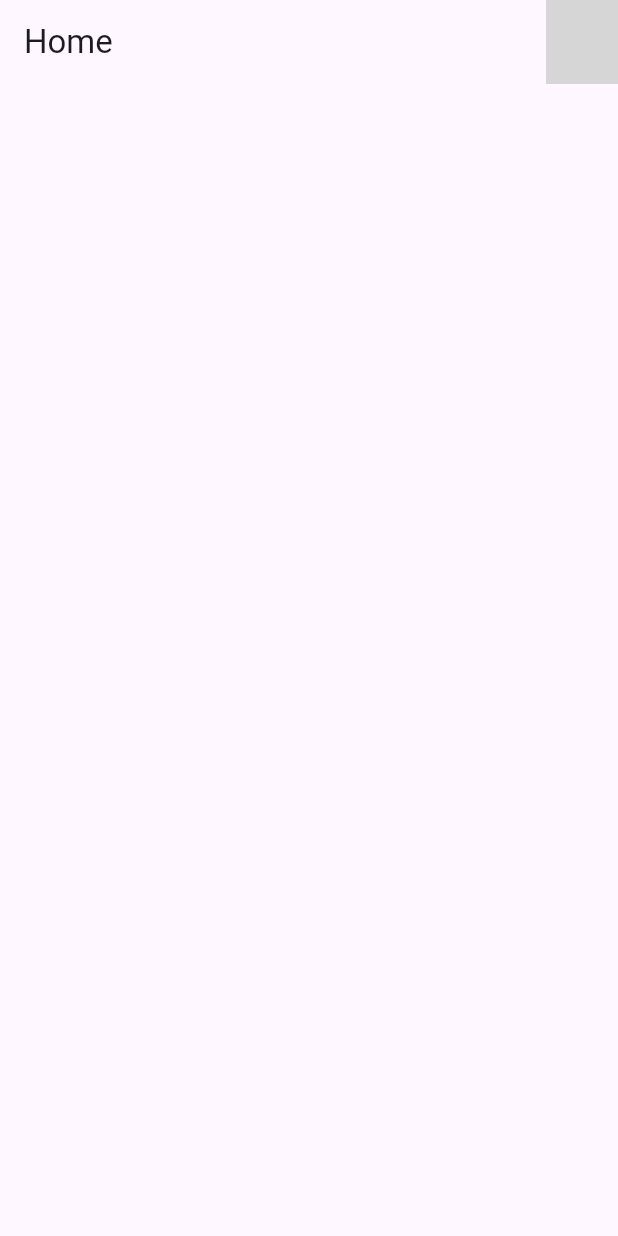
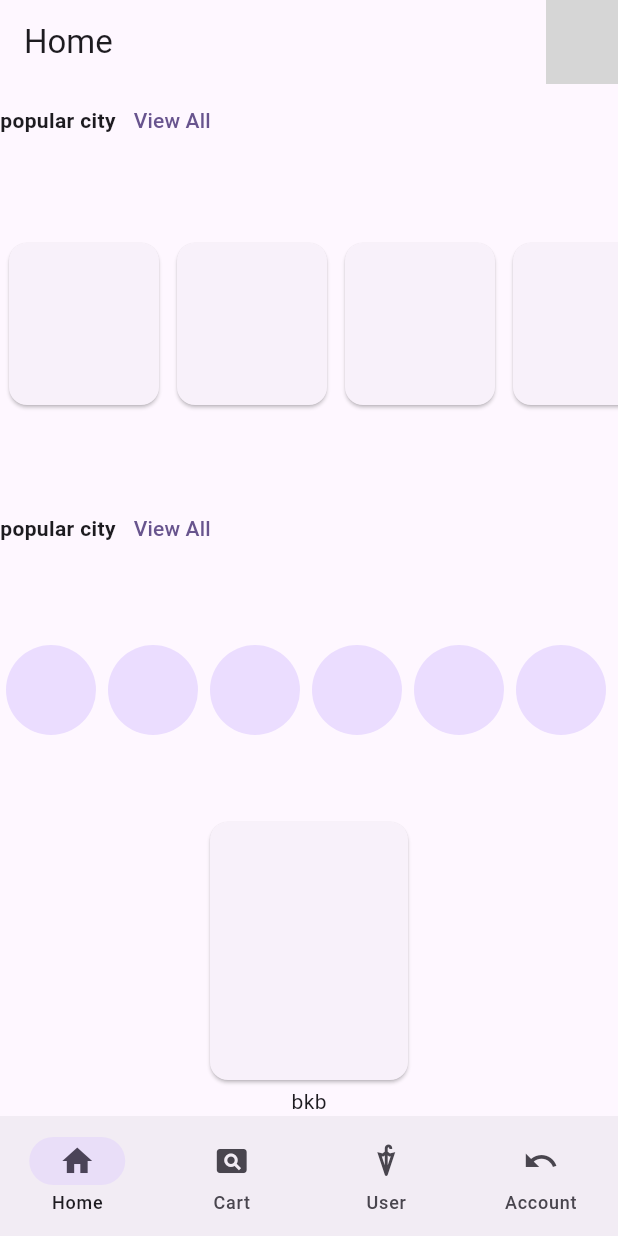
Before and after one commit to birdpakornpong/flutter-learn, a Flutter app: the screen it shows once a user with an empty profile is signed in, on a phone screen of 412 x 824 dp. Run offline on Flutter 3.47's test engine with Material 2 defaults, Android fonts, the phone set to English and light mode, and no system bars; our stand-ins replace cloud_firestore, firebase_auth, firebase_core, google_fonts, responsive_builder; missing offline and left inert: firebase_ui_auth; accounts and stored records are empty; grey boxes are pictures that could not be loaded.

Commit message:
flutter ui

```diff
--- a/lib/pages/home.dart
+++ b/lib/pages/home.dart
@@ -1,8 +1,17 @@
+import 'package:app_example/pages/product.dart';
+import 'package:app_example/pages/quiz.dart';
 import 'package:firebase_ui_auth/firebase_ui_auth.dart';
 import 'package:flutter/material.dart';
 
-class HomePage extends StatelessWidget {
+class HomePage extends StatefulWidget {
   const HomePage({super.key});
+
+  @override
+  State<HomePage> createState() => _HomePageState();
+}
+
+class _HomePageState extends State<HomePage> {
+  int index = 0;
 
   @override
   Widget build(BuildContext context) {
@@ -11,6 +20,28 @@ class HomePage extends StatelessWidget {
         title: const Text('Home'),
         actions: const [SignOutButton()],
       ),
+      body: IndexedStack(
+        index: index,
+        children: [
+          const Product(),
+          const Quiz(),
+          Container(color: Colors.green),
+          Container(color: Colors.pink)
+        ],
+      ),
+      bottomNavigationBar: NavigationBar(
+          selectedIndex: index,
+          onDestinationSelected: (value) {
+            setState(() {
+              index = value;
+            });
+          },
+          destinations: const [
+            NavigationDestination(icon: Icon(Icons.home), label: 'Home'),
+            NavigationDestination(icon: Icon(Icons.pageview), label: 'Cart'),
+            NavigationDestination(icon: Icon(Icons.umbrella), label: 'User'),
+            NavigationDestination(icon: Icon(Icons.undo), label: 'Account')
+          ]),
     );
   }
 }
--- /dev/null
+++ b/lib/pages/product.dart
@@ -0,0 +1,81 @@
+import 'dart:developer';
+
+import 'package:flutter/material.dart';
+
+import './widget/popular_city_item.dart';
+import './widget/titlebar_button.dart';
+
+class Product extends StatefulWidget {
+  const Product({super.key});
+
+  @override
+  State<Product> createState() => _ProductState();
+}
+
+class _ProductState extends State<Product> {
+  @override
+  Widget build(BuildContext context) {
+    var container = SizedBox(
+      height: 64,
+      child: ListView.builder(
+        scrollDirection: Axis.horizontal,
+        itemCount: 10,
+        itemBuilder: (BuildContext context, int index) {
+          return const Padding(
+            padding: EdgeInsets.all(2.0),
+            child: CircleAvatar(
+              radius: 32,
+            ),
+          );
+        },
+      ),
+    );
+    return Column(
+      mainAxisAlignment: MainAxisAlignment.spaceBetween,
+      children: [
+        // popular city bar
+        // TitleBarButton(
+        //     title: 'popular city',
+        //     onPress: () {
+        //       log('pass button');
+        //     }),
+        // list popular city
+
+        // list trending place
+        TitleBarButton(
+            title: 'popular city',
+            onPress: () {
+              log('pass button');
+            }),
+
+        //list
+        SizedBox(
+          height: 120,
+          child: ListView.builder(
+            scrollDirection: Axis.horizontal,
+            itemCount: 10,
+            itemBuilder: (BuildContext context, int index) {
+              return const Padding(
+                  padding: EdgeInsets.all(2.0),
+                  child: Card(
+                    child: SizedBox(
+                      width: 100,
+                      height: 120,
+                    ),
+                  ));
+            },
+          ),
+        ),
+        // travel with friend bar
+        TitleBarButton(
+            title: 'popular city',
+            onPress: () {
+              log('pass button');
+            }),
+        // list frind
+        container,
+        const PopularCity(city: 'bkb', country: 'th'),
+      ],
+    );
+  }
+}
--- /dev/null
+++ b/lib/pages/widget/popular_city_item.dart
@@ -0,0 +1,26 @@
+import 'package:flutter/material.dart';
+
+class PopularCity extends StatefulWidget {
+  const PopularCity({super.key, required this.city, required this.country});
+  final String city;
+  final String country;
+
+  @override
+  State<PopularCity> createState() => _PopularCityState();
+}
+
+class _PopularCityState extends State<PopularCity> {
+  @override
+  Widget build(BuildContext context) {
+    return Column(
+      children: [
+        const SizedBox(
+          width: 140,
+          height: 180,
+          child: Card(),
+        ),
+        Text(widget.city)
+      ],
+    );
+  }
+}
--- /dev/null
+++ b/lib/pages/widget/titlebar_button.dart
@@ -0,0 +1,18 @@
+import 'package:flutter/material.dart';
+
+class TitleBarButton extends StatelessWidget {
+  TitleBarButton({super.key, required this.title, required this.onPress});
+  final String title;
+  VoidCallback onPress;
+
+  @override
+  Widget build(BuildContext context) {
+    return Container(
+        child: Row(
+      children: [
+        Text(title, style: const TextStyle(fontWeight: FontWeight.bold)),
+        TextButton(onPressed: () => onPress(), child: const Text('View All'))
+      ],
+    ));
+  }
+}
```
Also changed, not shown: lib/pages/landscape/home.dart (+5 -5 lines), lib/pages/model/quiz.dart (added, +41 -0 lines), lib/pages/quiz.dart (added, +106 -0 lines).
